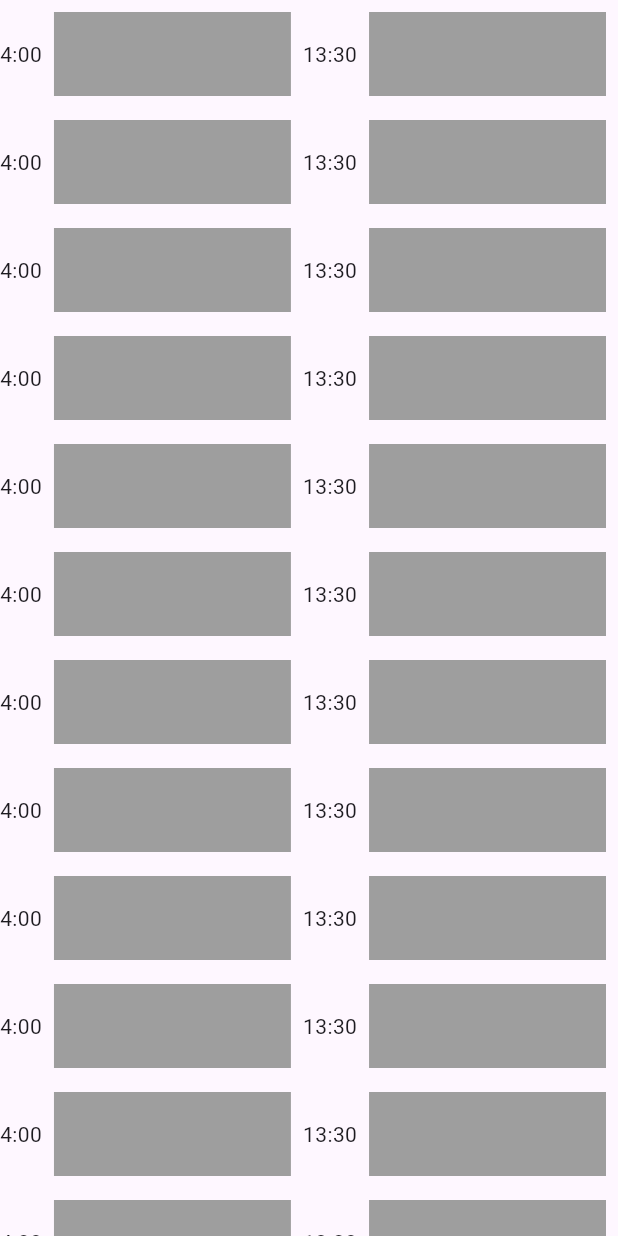
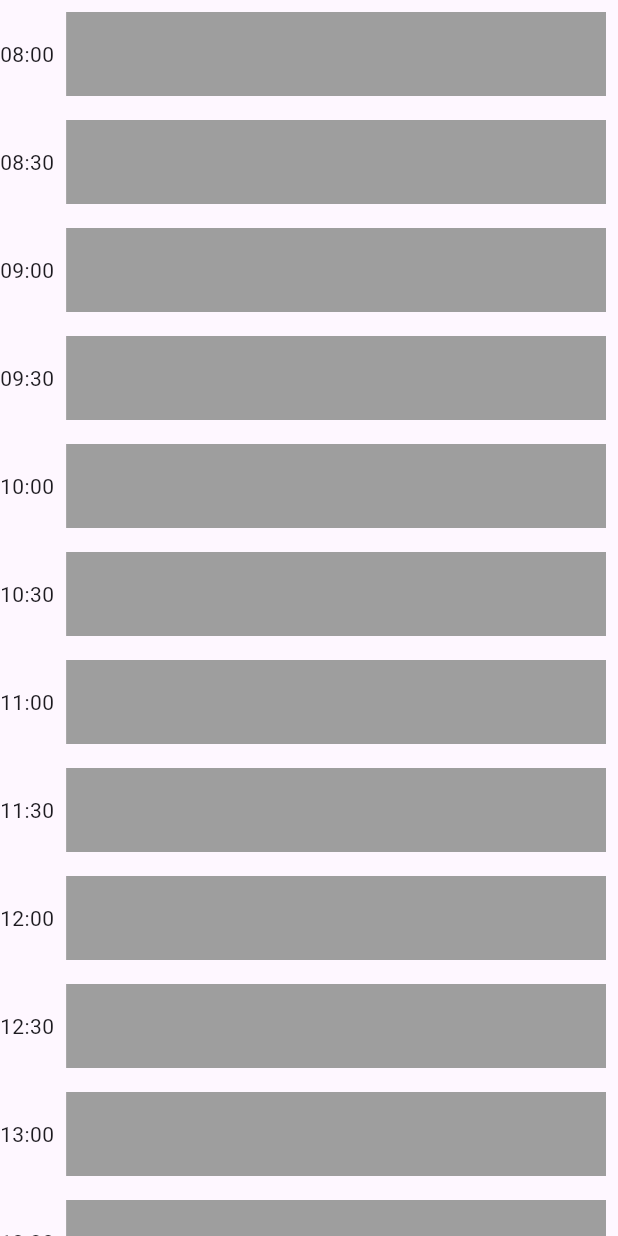
Before and after one commit to rudill/Mobile-app-for-Dambulla-Economic-Center, a Flutter app: the ReservedTimeSlots screen opened directly, on a phone screen of 412 x 824 dp. Run offline on Flutter 3.47's test engine with Material 3 defaults, Android fonts, the phone set to English and light mode, and no system bars.

Commit message:
update reserved timetable and add intl package to show time slots

```diff
--- a/lib/Pages/ReservedTimeTable.dart
+++ b/lib/Pages/ReservedTimeTable.dart
@@ -1,4 +1,5 @@
 import 'package:flutter/material.dart';
+import 'package:intl/intl.dart';
 
 class ReservedTimeSlots extends StatefulWidget {
   const ReservedTimeSlots({super.key});
@@ -8,17 +9,12 @@ class ReservedTimeSlots extends StatefulWidget {
 }
 
 class _ReservedTimeSlotsState extends State<ReservedTimeSlots> {
-  calculateTime() {
-    double reservedTime = 4.0;
-    while (reservedTime == 13.0) {
-      reservedTime += 0.30;
-      return Text(reservedTime.toString());
-    }
+  final DateTime _startTime = DateTime(0, 1, 1, 8, 0);
 
-    return const Text('N/A');
+  String _formatTime(int index) {
+    final DateTime time = _startTime.add(Duration(minutes: index * 30));
+    return DateFormat('HH:mm').format(time);
   }
-
-  int resTime = 40;
 
   @override
   Widget build(BuildContext context) {
@@ -31,33 +27,21 @@ class _ReservedTimeSlotsState extends State<ReservedTimeSlots> {
               child: ListView.builder(
                 itemCount: 20,
                 itemBuilder: (BuildContext context, index) {
-                  return const Row(
+                  return Row(
                     mainAxisSize: MainAxisSize.min,
                     children: [
-                      // Text('${resTime-=2}'.toString()),
-                      Text('4:00'),
+                      Text(_formatTime(index)),
                       Expanded(
                         child: Padding(
                           padding: EdgeInsets.all(8.0),
-                          child: ListTile(
-                            tileColor: Colors.grey,
-                          ),
-                        ),
-                      ),
-                      Text('13:30'),
-                      Expanded(
-                        child: Padding(
-                          padding: EdgeInsets.all(8.0),
-                          child: ListTile(
-                            tileColor: Colors.grey,
-                          ),
+                          child: ListTile(tileColor: Colors.grey),
                         ),
                       ),
                     ],
                   );
                 },
               ),
-            )
+            ),
           ],
         ),
       ),
--- a/lib/Pages/homeScreen.dart
+++ b/lib/Pages/homeScreen.dart
@@ -1,5 +1,6 @@
 import 'package:dec_app/Pages/OngoingOrders.dart';
 import 'package:dec_app/Pages/ReservedTimeTable.dart';
+import 'package:dec_app/Pages/clonedReservedTimeTable.dart';
 import 'package:flutter/material.dart';
 
 class HomeScreen extends StatelessWidget {
@@ -27,7 +28,7 @@ class HomeScreen extends StatelessWidget {
                   ElevatedButton(onPressed: (){
                     Navigator.push(
                       context,
-                      MaterialPageRoute(builder: (context) => ReservedTimeSlots()),
+                      MaterialPageRoute(builder: (context) => ClonedReservedTimeSlots()),
                     );
                   }, child: Text("Reserved Timetable"))
                 ],
--- a/pubspec.yaml
+++ b/pubspec.yaml
@@ -34,6 +34,7 @@ dependencies:
   # The following adds the Cupertino Icons font to your application.
   # Use with the CupertinoIcons class for iOS style icons.
   cupertino_icons: ^1.0.8
+  intl: ^0.20.2
 
 dev_dependencies:
   flutter_test:
```
Also changed, not shown: pubspec.lock.
